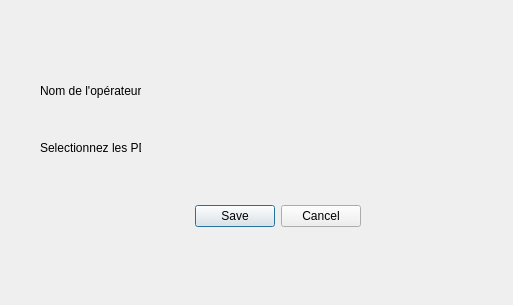
The window that ui/ajouter_operateur_dialog_base.ui (fanevanjanahary/UnderMap) describes before a commit, drawn with Qt 5.
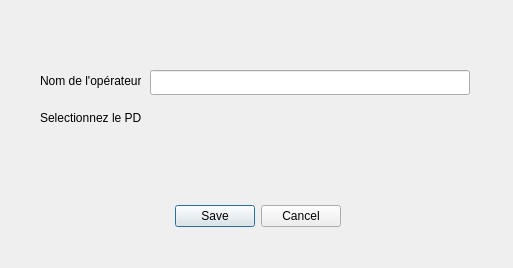
The same window after the commit. Custom widgets are drawn as their Qt base class.

Commit message: add function intialise FDP

```diff
--- a/ui/ajouter_operateur_dialog_base.ui
+++ b/ui/ajouter_operateur_dialog_base.ui
@@ -7,7 +7,7 @@
     <x>0</x>
     <y>0</y>
     <width>513</width>
-    <height>305</height>
+    <height>268</height>
    </rect>
   </property>
   <property name="windowTitle">
@@ -16,7 +16,7 @@
   <widget class="QDialogButtonBox" name="buttonOperateur">
    <property name="geometry">
     <rect>
-     <x>20</x>
+     <x>0</x>
      <y>200</y>
      <width>341</width>
      <height>32</height>
@@ -33,7 +33,7 @@
    <property name="geometry">
     <rect>
      <x>40</x>
-     <y>80</y>
+     <y>70</y>
      <width>101</width>
      <height>21</height>
     </rect>
@@ -46,27 +46,48 @@
    <property name="geometry">
     <rect>
      <x>40</x>
-     <y>140</y>
+     <y>110</y>
      <width>101</width>
      <height>16</height>
     </rect>
    </property>
    <property name="text">
-    <string>Selectionnez les PDF:</string>
+    <string>Selectionnez le PDF:</string>
    </property>
   </widget>
-  <widget class="QgsFileWidget" name="sectionnePDF">
+  <widget class="QgsFileWidget" name="sectionnePDF" native="true">
+   <property name="enabled">
+    <bool>true</bool>
+   </property>
    <property name="geometry">
     <rect>
-     <x>160</x>
-     <y>130</y>
-     <width>315</width>
+     <x>150</x>
+     <y>100</y>
+     <width>320</width>
+     <height>30</height>
+    </rect>
+   </property>
+   <property name="autoFillBackground">
+    <bool>false</bool>
+   </property>
+  </widget>
+  <widget class="QgsFilterLineEdit" name="mLineEdit">
+   <property name="geometry">
+    <rect>
+     <x>150</x>
+     <y>70</y>
+     <width>320</width>
      <height>25</height>
     </rect>
    </property>
   </widget>
  </widget>
  <customwidgets>
+  <customwidget>
+   <class>QgsFilterLineEdit</class>
+   <extends>QLineEdit</extends>
+   <header>qgsfilterlineedit.h</header>
+  </customwidget>
   <customwidget>
    <class>QgsFileWidget</class>
    <extends>QWidget</extends>
```
Left out of the diff: 19 changed lines with no effect on the pictures. The commit also changes 2 other files.
